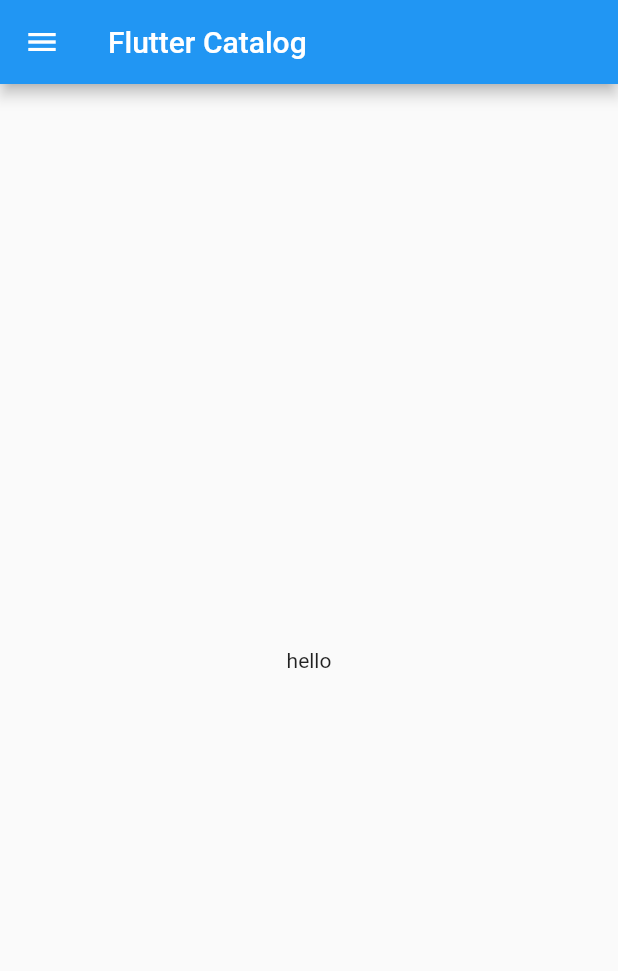
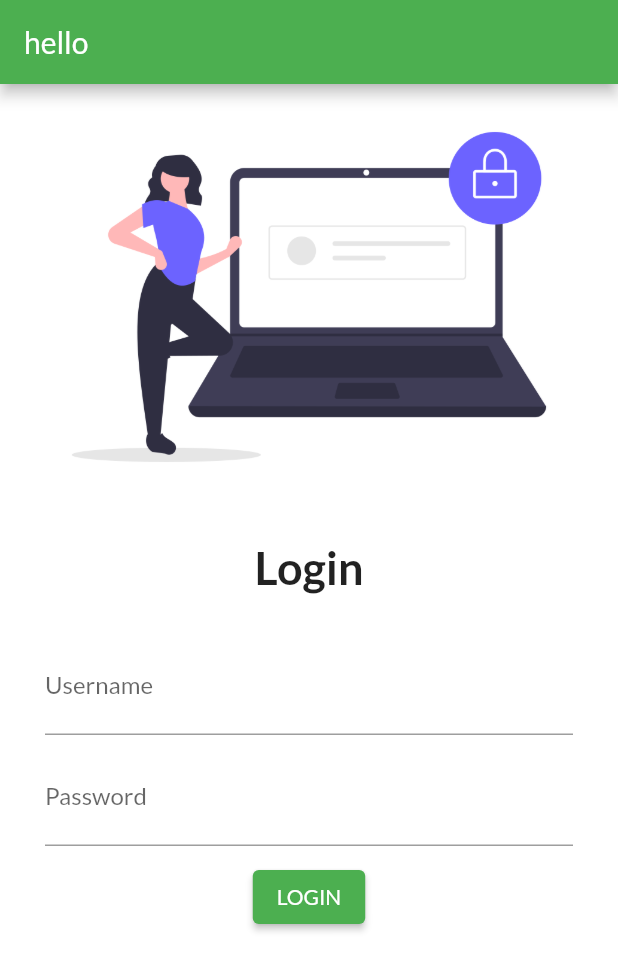
Before and after one commit to SunilLovesp/Flutter-learn, a Flutter app: the screen it shows after launch, on a phone screen of 412 x 824 dp. Shown: the top 971 px of the screen. Run offline on Flutter 3.47's test engine with Material 2 defaults, Android fonts, the phone set to English and light mode, and no system bars; our stand-ins replace google_fonts.

Commit message:
first commit

```diff
--- a/lib/main.dart
+++ b/lib/main.dart
@@ -1,17 +1,24 @@
 import 'package:flutter/material.dart';
 import 'package:flutter_catalog/pages/home_page.dart';
+import 'package:flutter_catalog/pages/login_page.dart';
+import 'package:google_fonts/google_fonts.dart';
 
 void main() {
-  runApp(const MyApp());
+  runApp(MyApp());
 }
 
 class MyApp extends StatelessWidget {
-  const MyApp({super.key});
-
   @override
   Widget build(BuildContext context) {
     return MaterialApp(
-      home: HomePage(),
+      themeMode: ThemeMode.light,
+      theme: ThemeData(
+          primarySwatch: Colors.green,
+          fontFamily: GoogleFonts.lato().fontFamily),
+      routes: {
+        "/": (context) => LoginPage(),
+        "/home": (context) => HomePage(),
+      },
     );
   }
 }
--- a/lib/pages/home_page.dart
+++ b/lib/pages/home_page.dart
@@ -10,9 +10,13 @@ class HomePage extends StatelessWidget {
         title: Text('Flutter Catalog'),
       ),
       body: Center(
-        child: Container(
-          child: Text('hello'),
-        ),
+        child: Column(children: [
+          Text('hello'),
+          ElevatedButton(
+            onPressed: () {},
+            child: Text('hello sunil'),
+          ),
+        ]),
       ),
       drawer: Drawer(),
     );
--- /dev/null
+++ b/lib/pages/login_page.dart
@@ -0,0 +1,73 @@
+import 'package:flutter/material.dart';
+
+class LoginPage extends StatelessWidget {
+  @override
+  Widget build(BuildContext context) {
+    return Scaffold(
+      backgroundColor: Colors.white,
+      appBar: AppBar(
+        title: Text('hello'),
+      ),
+      body: Center(
+        child: Column(children: [
+          Image.asset(
+            'assets/images/login.png',
+            fit: BoxFit.cover,
+          ),
+          SizedBox(
+            height: 20,
+          ),
+          Text(
+            'Login',
+            style: TextStyle(
+              fontSize: 30,
+              fontWeight: FontWeight.bold,
+            ),
+          ),
+          SizedBox(
+            height: 20,
+          ),
+          Padding(
+            padding: const EdgeInsets.symmetric(vertical: 10, horizontal: 30),
+            child: Column(
+              children: [
+                TextFormField(
+                  decoration: InputDecoration(
+                    hintText: 'Enter Username',
+                    labelText: 'Username',
+                    hintStyle: TextStyle(
+                      fontSize: 20,
+                    ),
+                  ),
+                ),
+                SizedBox(
+                  height: 10,
+                ),
+                TextFormField(
+                  obscureText: true,
+                  decoration: InputDecoration(
+                    hintText: 'Enter Password',
+                    labelText: 'Password',
+                    hintStyle: TextStyle(
+                      fontSize: 20,
+                    ),
+                  ),
+                ),
+                SizedBox(
+                  height: 10,
+                ),
+                ElevatedButton(
+                  onPressed: () {},
+                  child: Text(
+                    'LOGIN',
+                  ),
+                  style: TextButton.styleFrom(),
+                ),
+              ],
+            ),
+          ),
+        ]),
+      ),
+    );
+  }
+}
--- a/pubspec.yaml
+++ b/pubspec.yaml
@@ -34,6 +34,7 @@ dependencies:
   # The following adds the Cupertino Icons font to your application.
   # Use with the CupertinoIcons class for iOS style icons.
   cupertino_icons: ^1.0.2
+  google_fonts: ^3.0.1
 
 dev_dependencies:
   flutter_test:
@@ -58,9 +59,8 @@ flutter:
   uses-material-design: true
 
   # To add assets to your application, add an assets section, like this:
-  # assets:
-  #   - images/a_dot_burr.jpeg
-  #   - images/a_dot_ham.jpeg
+  assets:
+    - assets/images/
 
   # An image asset can refer to one or more resolution-specific "variants", see
   # https://flutter.dev/assets-and-images/#resolution-aware
```
Also changed, not shown: assets/images/login.png (added), pubspec.lock, 10 other files.
